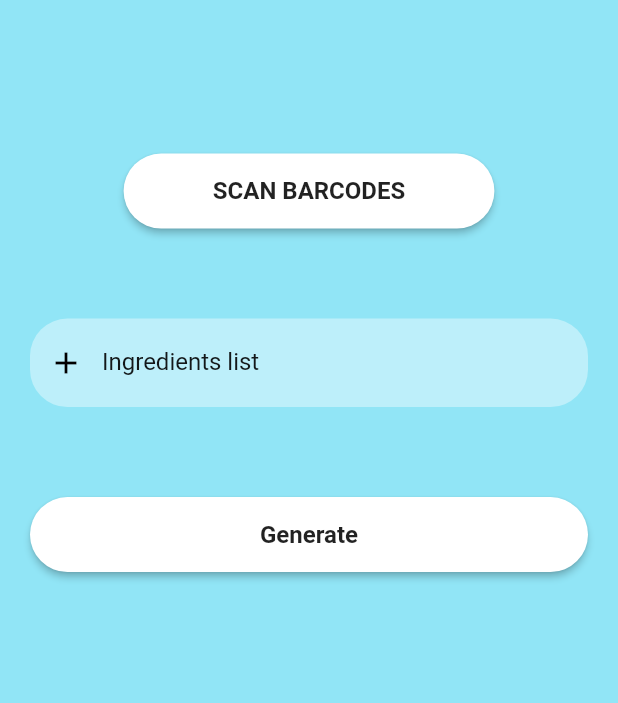
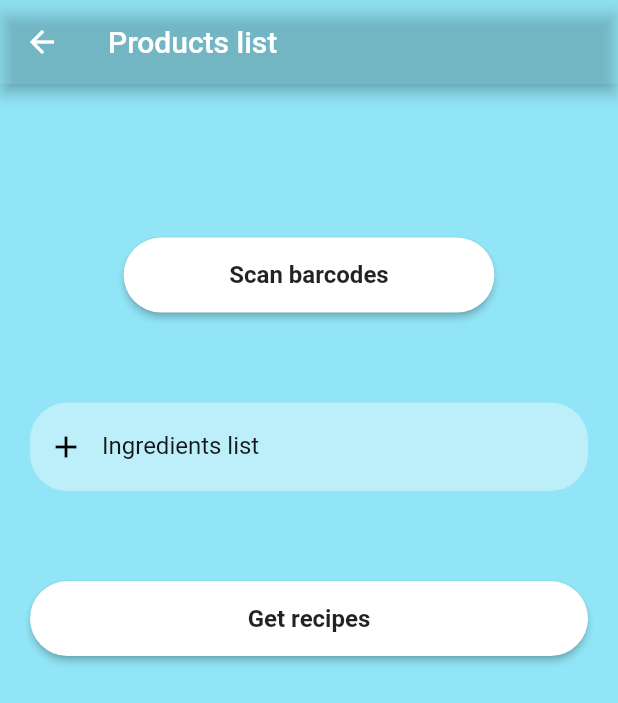
Before and after one commit to 229258/ScannerCooker, a Flutter app: the RecipesScreen screen opened directly, on a phone screen of 412 x 824 dp. Shown: the top 703 px of the screen. Run offline on Flutter 3.47's test engine with Material 2 defaults, Android fonts, the phone set to English and light mode, and no system bars; our stand-ins replace cloud_firestore, dio, firebase_auth, firebase_core, fluttertoast; missing offline and left inert: dart:ffi, flutter_barcode_scanner, translator; accounts and stored records are empty.

Commit message:
Added appbar. Small changes on scan products screen.

```diff
--- a/scanner_cooker/lib/screens/barcode/barcode_scanner_screen.dart
+++ b/scanner_cooker/lib/screens/barcode/barcode_scanner_screen.dart
@@ -69,10 +69,10 @@ class _BarcodeScannerScreen extends State<BarcodeScannerScreen> {
                           child: customButton(
                               context,
                               ingredients.length != 1
-                                  ? "Add products"
-                                  : "Add product",
+                                  ? "Add products to list"
+                                  : "Add product to list",
                               () => Navigator.pop(context, ingredients),
-                              0.4))),
+                              0.5))),
                 )
               ])
             ])
--- a/scanner_cooker/lib/screens/recipes_screen.dart
+++ b/scanner_cooker/lib/screens/recipes_screen.dart
@@ -25,6 +25,25 @@ class _RecipesScreenState extends State<RecipesScreen> {
   @override
   Widget build(BuildContext context) {
     return Scaffold(
+      backgroundColor: stringToColorInHex(Constants.backgroundColorHex),
+      appBar: AppBar(
+        title: const Text("Products list"),
+        backgroundColor:
+            stringToColorInHex(Constants.backgroundColorHex).withOpacity(.25),
+        // actions: [
+        //   Padding(
+        //     padding: const EdgeInsets.only(right: 20),
+        //     child: GestureDetector(
+        //       onTap: () {
+        //         _setEditIngredients();
+        //       },
+        //       child: _editIngredients
+        //           ? const Icon(Icons.edit)
+        //           : const Icon(Icons.check_sharp),
+        //     ),
+        //   )
+        // ],
+      ),
         body: Container(
             width: MediaQuery.of(context).size.width,
             height: MediaQuery.of(context).size.height,
@@ -37,7 +56,7 @@ class _RecipesScreenState extends State<RecipesScreen> {
                           SizedBox(
                             child: customButton(
                                 context,
-                                'SCAN BARCODES',
+                                'Scan barcodes',
                                 () => _addIngredientsFromBarcodes(context),
                                 0.6
                           )),
@@ -45,7 +64,7 @@ class _RecipesScreenState extends State<RecipesScreen> {
                           const SizedBox(height: 40),
                           getIngredientsTextField(),
                           const SizedBox(height: 40),
-                          customButton(context, "Generate", () {
+                          customButton(context, "Get recipes", () {
                             Future<List<RecipeDetails>> recipes = GetRecipeByIngredients().getRecipe(ingredientsTextController.text.split(" "), 3);
                             recipes.catchError((e){
                               Fluttertoast.showToast(
@@ -186,10 +205,10 @@ class _RecipesScreenState extends State<RecipesScreen> {
     try
     {
       Database.addItemFromModel(recipe, products);
-      _showMessage("Recipe added");
+      _showMessage("Recipe added.");
     }on Exception catch (e)
     {
-        _showMessage("Data could not be saved");
+        _showMessage("Data could not be saved.");
     }
     return;
 
```
